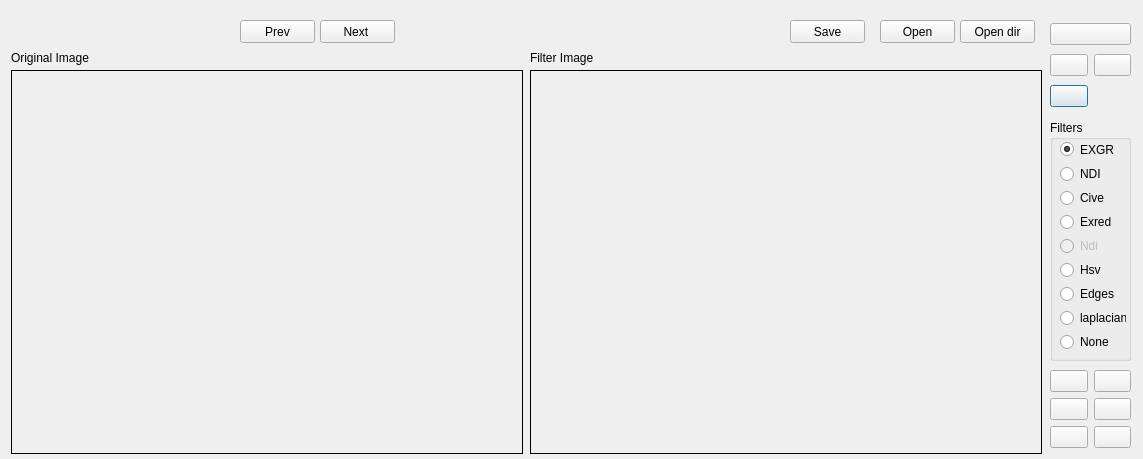
First picture: the form in main.ui, repository zaher88abd/Segmenter, before the edit.
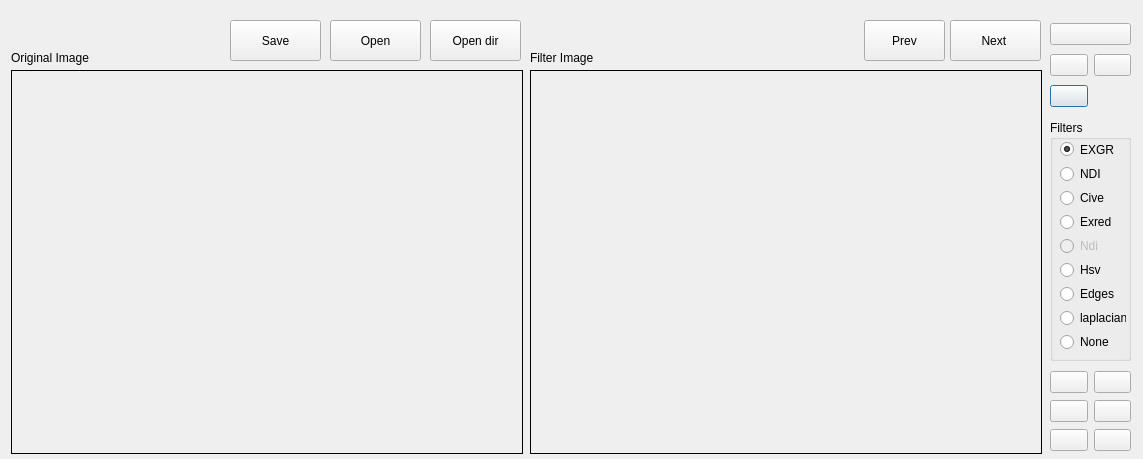
Second picture: the form after the edit. Icons and pictures are not drawn.

```diff
--- a/main.ui
+++ b/main.ui
@@ -19,10 +19,10 @@
   <widget class="QPushButton" name="prvBtn">
    <property name="geometry">
     <rect>
-     <x>240</x>
+     <x>864</x>
      <y>20</y>
-     <width>75</width>
-     <height>23</height>
+     <width>81</width>
+     <height>41</height>
     </rect>
    </property>
    <property name="toolTip">
@@ -95,7 +95,7 @@
    <property name="title">
     <string>Filters</string>
    </property>
-   <widget class="QWidget" name="">
+   <widget class="QWidget" name="layoutWidget">
     <property name="geometry">
      <rect>
       <x>10</x>
@@ -244,10 +244,10 @@
   <widget class="QPushButton" name="nextBtn">
    <property name="geometry">
     <rect>
-     <x>320</x>
+     <x>950</x>
      <y>20</y>
-     <width>75</width>
-     <height>23</height>
+     <width>91</width>
+     <height>41</height>
     </rect>
    </property>
    <property name="toolTip">
@@ -263,10 +263,10 @@
   <widget class="QPushButton" name="saveBtn">
    <property name="geometry">
     <rect>
-     <x>790</x>
+     <x>230</x>
      <y>20</y>
-     <width>75</width>
-     <height>23</height>
+     <width>91</width>
+     <height>41</height>
     </rect>
    </property>
    <property name="toolTip">
@@ -282,10 +282,10 @@
   <widget class="QPushButton" name="openBtn">
    <property name="geometry">
     <rect>
-     <x>880</x>
+     <x>330</x>
      <y>20</y>
-     <width>75</width>
-     <height>23</height>
+     <width>91</width>
+     <height>41</height>
     </rect>
    </property>
    <property name="toolTip">
@@ -301,10 +301,10 @@
   <widget class="QPushButton" name="openBtnDir">
    <property name="geometry">
     <rect>
-     <x>960</x>
+     <x>430</x>
      <y>20</y>
-     <width>75</width>
-     <height>23</height>
+     <width>91</width>
+     <height>41</height>
     </rect>
    </property>
    <property name="toolTip">
@@ -342,7 +342,7 @@
      <x>1050</x>
      <y>370</y>
      <width>81</width>
-     <height>81</height>
+     <height>83</height>
     </rect>
    </property>
    <layout class="QGridLayout" name="gridLayout">
@@ -507,7 +507,7 @@
      <x>1050</x>
      <y>20</y>
      <width>81</width>
-     <height>91</height>
+     <height>93</height>
     </rect>
    </property>
    <layout class="QGridLayout" name="gridLayout_2">
```
Left out of the diff: 10 changed lines with no effect on the pictures.
